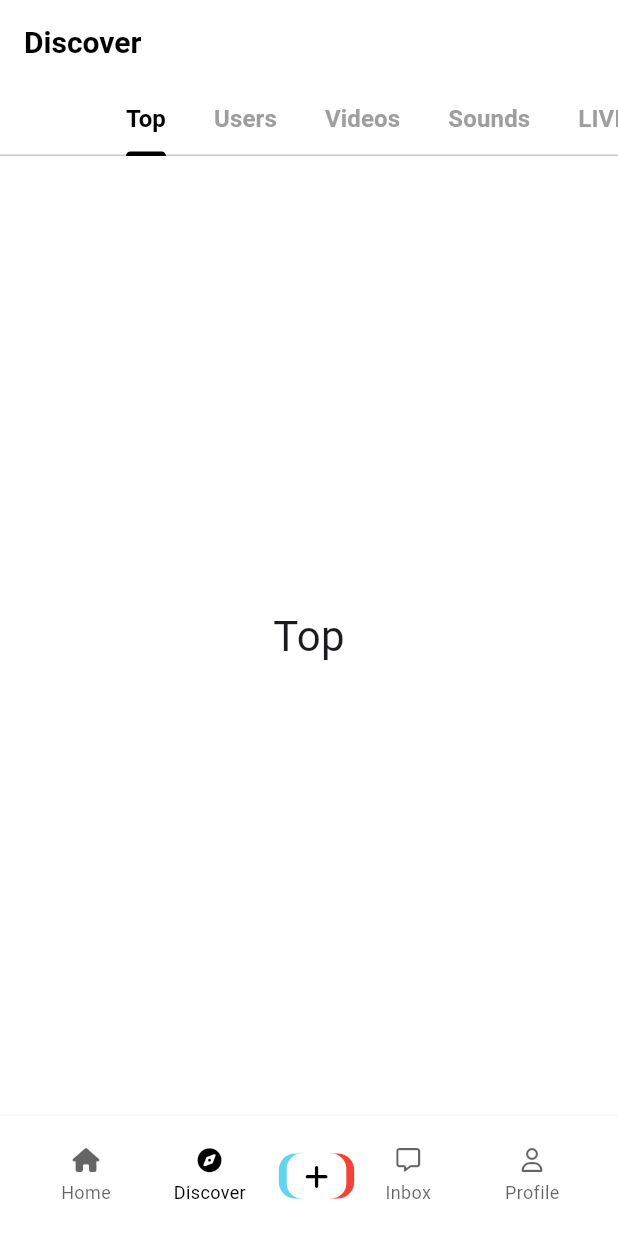
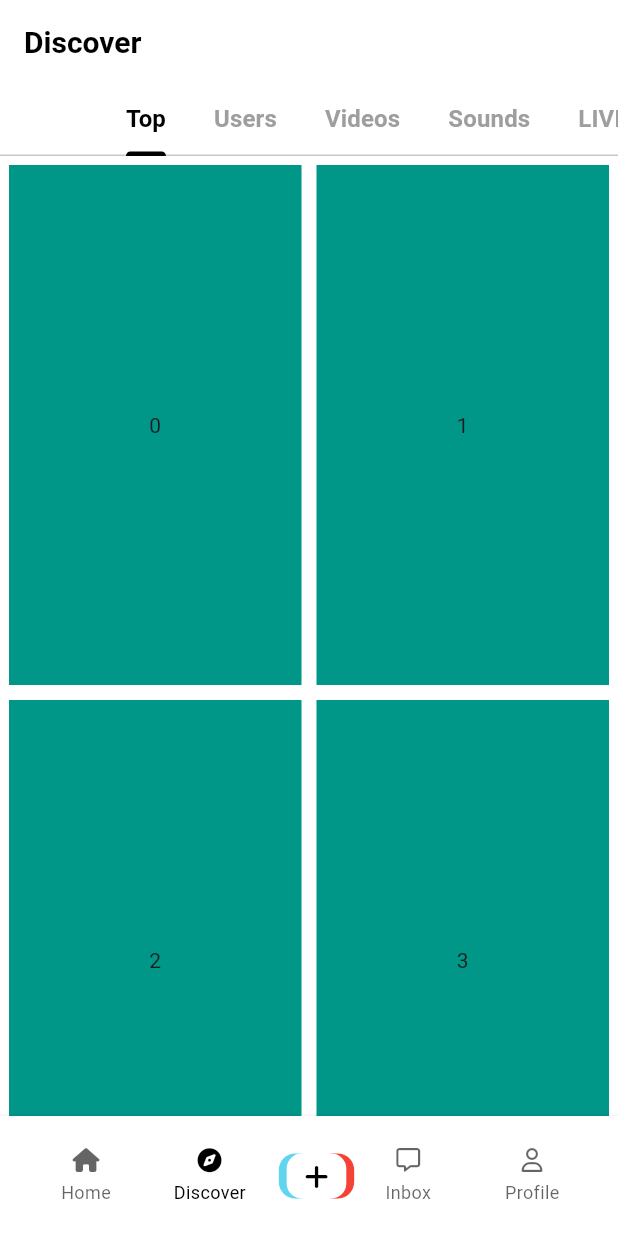
Before and after one commit to hwisaac/flutter_tiktok_clone, a Flutter app: the screen it shows after launch, on a phone screen of 412 x 824 dp. Run offline on Flutter 3.47's test engine with Material 3 defaults, Android fonts, the phone set to English and light mode, and no system bars; our stand-ins replace font_awesome_flutter, video_player, visibility_detector.

Commit message:
grid view

```diff
--- a/lib/features/discover/discovoer_screen.dart
+++ b/lib/features/discover/discovoer_screen.dart
@@ -39,7 +39,25 @@ class DiscoverScreen extends StatelessWidget {
             ),
           ),
           body: TabBarView(children: [
-            for (var tab in tabs)
+            GridView.builder(
+              itemCount: 20,
+              padding: const EdgeInsets.all(
+                Sizes.size6,
+              ),
+              gridDelegate: const SliverGridDelegateWithFixedCrossAxisCount(
+                crossAxisCount: 2,
+                crossAxisSpacing: Sizes.size10,
+                mainAxisSpacing: Sizes.size10,
+                childAspectRatio: 9 / 16,
+              ),
+              itemBuilder: (context, index) => Container(
+                color: Colors.teal,
+                child: Center(
+                  child: Text("$index"),
+                ),
+              ),
+            ),
+            for (var tab in tabs.skip(1))
               Center(
                 child: Text(
                   tab,
```
